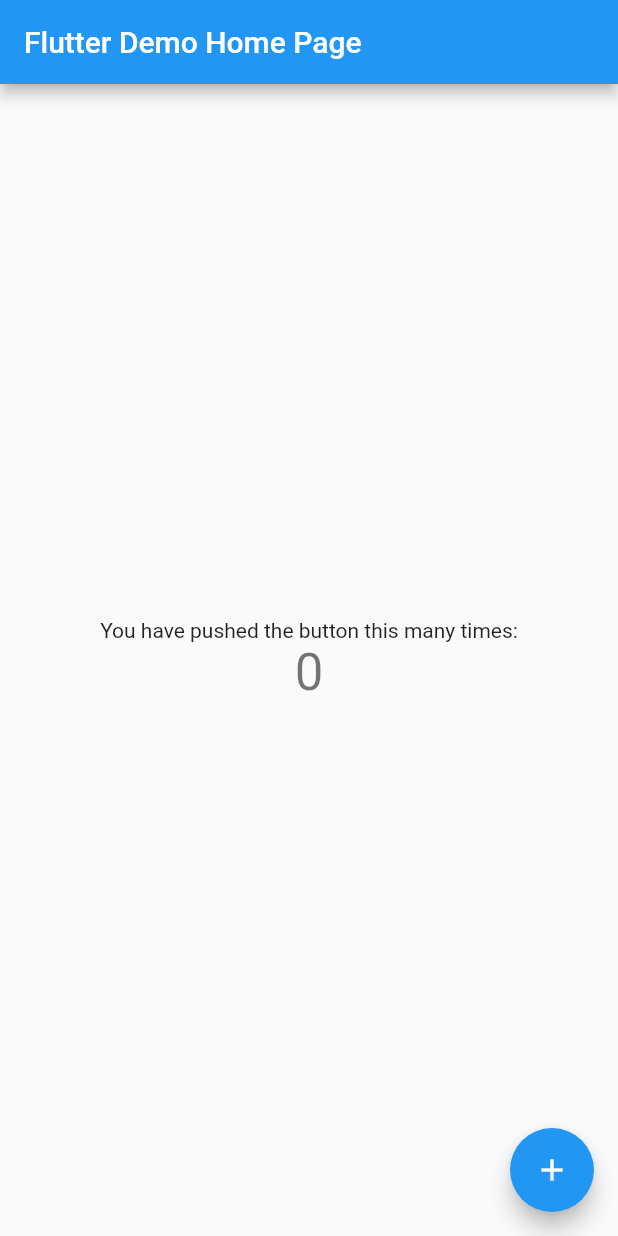
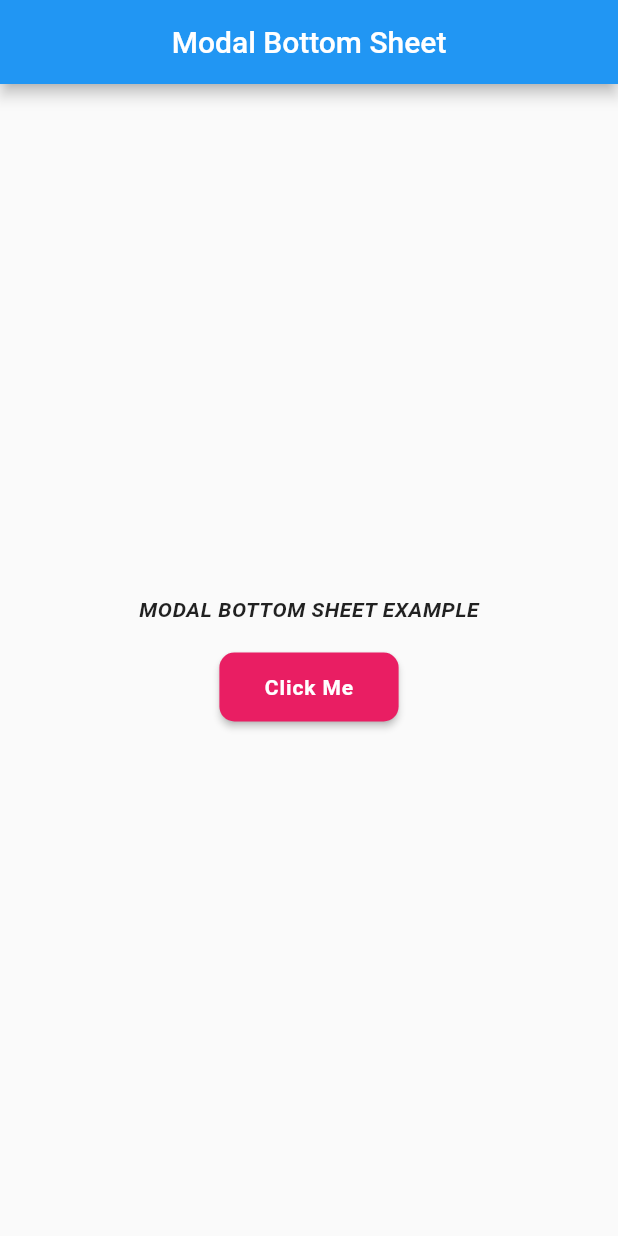
Before and after one commit to dagmawi202/Flutter_draggablescrollsheet, a Flutter app: the screen it shows after launch, on a phone screen of 412 x 824 dp. Run offline on Flutter 3.47's test engine with Material 2 defaults, Android fonts, the phone set to English and light mode, and no system bars.

Commit message:
Added showModalBottomSheet

```diff
--- a/flutter_draggablescrollablesheet/lib/main.dart
+++ b/flutter_draggablescrollablesheet/lib/main.dart
@@ -63,53 +63,94 @@
 
   @override
   Widget build(BuildContext context) {
-    // This method is rerun every time setState is called, for instance as done
-    // by the _incrementCounter method above.
-    //
-    // The Flutter framework has been optimized to make rerunning build methods
-    // fast, so that you can just rebuild anything that needs updating rather
-    // than having to individually change instances of widgets.
     return Scaffold(
       appBar: AppBar(
-        // Here we take the value from the MyHomePage object that was created by
-        // the App.build method, and use it to set our appbar title.
-        title: Text(widget.title),
+        title: Text(
+          'Modal Bottom Sheet',
+          style: TextStyle(color: Colors.white),
+        ),
+        centerTitle: true,
       ),
-      body: Center(
-        // Center is a layout widget. It takes a single child and positions it
-        // in the middle of the parent.
+      body: Container(
+        alignment: Alignment.center,
         child: Column(
-          // Column is also a layout widget. It takes a list of children and
-          // arranges them vertically. By default, it sizes itself to fit its
-          // children horizontally, and tries to be as tall as its parent.
-          //
-          // Invoke "debug painting" (press "p" in the console, choose the
-          // "Toggle Debug Paint" action from the Flutter Inspector in Android
-          // Studio, or the "Toggle Debug Paint" command in Visual Studio Code)
-          // to see the wireframe for each widget.
-          //
-          // Column has various properties to control how it sizes itself and
-          // how it positions its children. Here we use mainAxisAlignment to
-          // center the children vertically; the main axis here is the vertical
-          // axis because Columns are vertical (the cross axis would be
-          // horizontal).
           mainAxisAlignment: MainAxisAlignment.center,
-          children: <Widget>[
-            const Text(
-              'You have pushed the button this many times:',
+          children: [
+            Text(
+              "MODAL BOTTOM SHEET EXAMPLE",
+              style: TextStyle(
+                  fontStyle: FontStyle.italic,
+                  letterSpacing: 0.4,
+                  fontWeight: FontWeight.w600),
             ),
-            Text(
-              '$_counter',
-              style: Theme.of(context).textTheme.headline4,
+            SizedBox(
+              height: 20,
+            ),
+            RaisedButton(
+              shape: RoundedRectangleBorder(
+                  borderRadius: BorderRadius.all(Radius.circular(10.0))),
+              onPressed: () {
+                showModalBottomSheet(
+                    context: context,
+                    isScrollControlled:
+                        true, //specifies whether this is a route for a bottom sheet that will utilize DraggableScrollableSheet.
+                    useRootNavigator:
+                        true, // This is useful in the case that a modal BottomSheet needs to be displayed above all other content but the caller is inside another Navigator.
+                    enableDrag:
+                        true, // parameter specifies whether the bottom sheet can be dragged up and down and dismissed by swiping downwards.
+                    isDismissible:
+                        true, // specifies whether the bottom sheet will be dismissed when user taps on the scrim.
+                    barrierColor: Colors.transparent,
+                    builder: (context) {
+                      return Column(
+                        mainAxisSize: MainAxisSize.max,
+                        children: <Widget>[
+                          ListTile(
+                            leading: new Icon(Icons.photo),
+                            title: new Text('Photo'),
+                            onTap: () {
+                              Navigator.pop(context);
+                            },
+                          ),
+                          ListTile(
+                            leading: new Icon(Icons.music_note),
+                            title: new Text('Music'),
+                            onTap: () {
+                              Navigator.pop(context);
+                            },
+                          ),
+                          ListTile(
+                            leading: new Icon(Icons.videocam),
+                            title: new Text('Video'),
+                            onTap: () {
+                              Navigator.pop(context);
+                            },
+                          ),
+                          ListTile(
+                            leading: new Icon(Icons.share),
+                            title: new Text('Share'),
+                            onTap: () {
+                              Navigator.pop(context);
+                            },
+                          ),
+                        ],
+                      );
+                    });
+              },
+              padding:
+                  EdgeInsets.only(left: 30, right: 30, top: 15, bottom: 15),
+              color: Colors.pink,
+              child: Text(
+                'Click Me',
+                style: TextStyle(
+                    color: Colors.white,
+                    fontWeight: FontWeight.w600,
+                    letterSpacing: 0.6),
+              ),
             ),
           ],
         ),
       ),
-      floatingActionButton: FloatingActionButton(
-        onPressed: _incrementCounter,
-        tooltip: 'Increment',
-        child: const Icon(Icons.add),
-      ), // This trailing comma makes auto-formatting nicer for build methods.
     );
   }
 }
```
